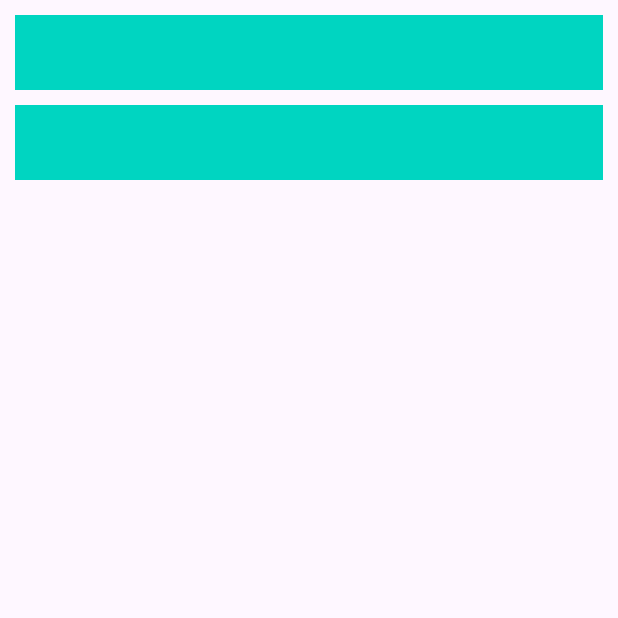
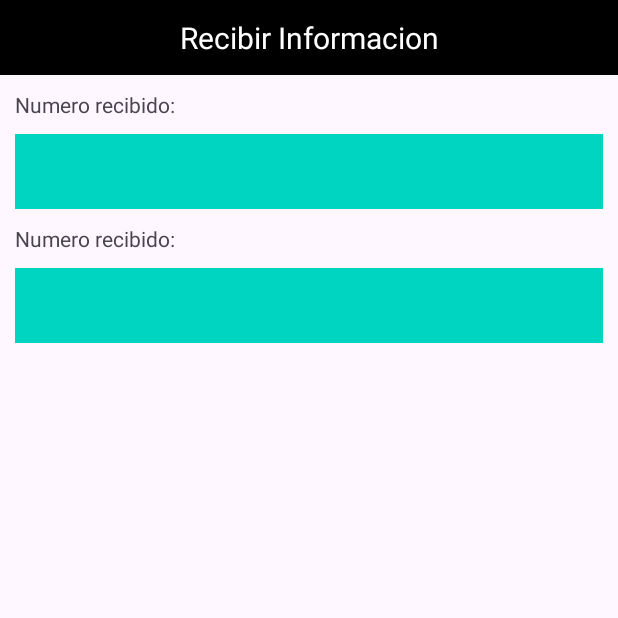
Before and after one commit to MiguelMataRamos/EjerciciosDesarrollo, an Android app: the Ej2Recibir screen opened directly, with no data from a screen before it, on a phone screen of 412 x 824 dp, the top half of it. Run offline under Robolectric (Android 15) with nearby library versions, the phone set to English and light mode, and no system bars.

Commit message:
todo redy pa entregar

```diff
--- a/app/src/main/java/com/example/ejerciciosdesarrollo/Ej4Recibir.kt
+++ b/app/src/main/java/com/example/ejerciciosdesarrollo/Ej4Recibir.kt
@@ -22,10 +22,12 @@ class Ej4Recibir : AppCompatActivity() {
 
 
         nombre.text = pais.nombre
-        habitantes.text = "Numero de franchutes: " + pais.habitantes.toString()
+
         if (pais.bandera=="bandera_espana"){
+            habitantes.text = "¡Numero de ESPAÑOLES!: " + pais.habitantes.toString()
             foto.setImageResource(R.drawable.bandera_espana)
         }else{
+            habitantes.text = "Numero de Franchutes: " + pais.habitantes.toString()
             foto.setImageResource(R.drawable.bandera_francia)
         }
 
--- a/app/src/main/res/layout/activity_ej2_recibir.xml
+++ b/app/src/main/res/layout/activity_ej2_recibir.xml
@@ -6,18 +6,54 @@
     android:layout_height="match_parent"
     tools:context=".Ej2Recibir">
 
+    <LinearLayout
+        android:id="@+id/cabecera"
+        android:layout_width="match_parent"
+        android:layout_height="50dp"
+        android:background="@color/black"
+        app:layout_constraintTop_toTopOf="parent"
+        >
+
+        <TextView
+            android:layout_width="match_parent"
+            android:layout_height="match_parent"
+            android:gravity="center"
+            android:text="Recibir Informacion"
+            android:textColor="@color/white"
+            android:textSize="20dp"/>
+
+    </LinearLayout>
+
+    <TextView
+        android:id="@+id/n"
+        android:layout_width="match_parent"
+        android:layout_height="wrap_content"
+        android:text="Numero recibido: "
+        app:layout_constraintTop_toBottomOf="@+id/cabecera"
+        android:layout_margin="10dp"
+        />
+
+    <TextView
+        android:id="@+id/t"
+        android:layout_width="match_parent"
+        android:layout_height="wrap_content"
+        android:text="Numero recibido: "
+        android:layout_margin="10dp"
+        app:layout_constraintTop_toBottomOf="@+id/num_recibido"
+        />
+
     <TextView
         android:id="@+id/num_recibido"
         android:layout_width="match_parent"
         android:layout_height="50dp"
         android:background="@color/gray"
         app:layout_constraintStart_toStartOf="parent"
-        app:layout_constraintTop_toTopOf="parent"
+        app:layout_constraintTop_toBottomOf="@+id/n"
         android:layout_margin="10dp"/>
 
     <TextView
         android:layout_margin="10dp"
-        app:layout_constraintTop_toBottomOf="@+id/num_recibido"
+        app:layout_constraintTop_toBottomOf="@+id/t"
         app:layout_constraintStart_toStartOf="parent"
         android:id="@+id/texto_recibido"
         android:layout_width="match_parent"
```
Also changed, not shown: app/src/main/res/layout/activity_ej3_recibir.xml (+27 -12 lines), app/src/main/res/layout/activity_ejercicio2.xml (+19 -0 lines), app/src/main/res/layout/activity_ejercicio3.xml (+24 -3 lines).
